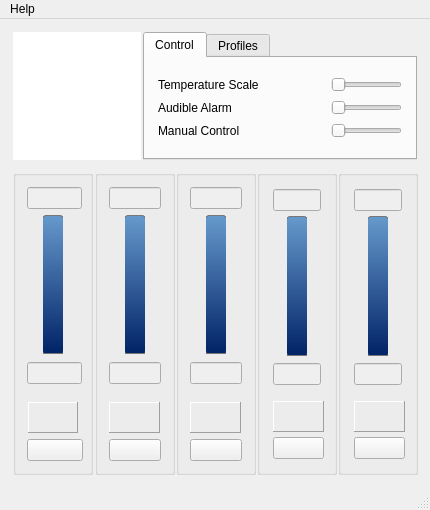
This is gui_mainwindow.ui in Shub77/phoebetria-code as Qt 5 draws it before an edit. The edited form follows.
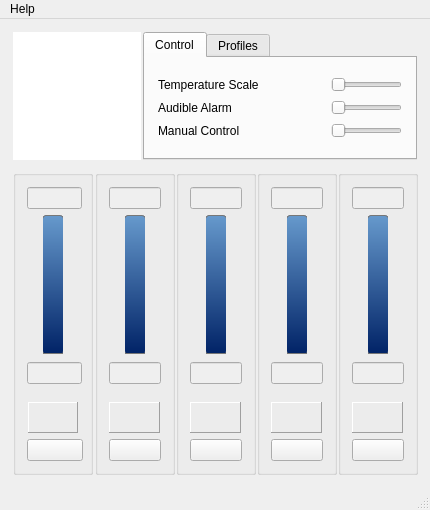
This is the edited form. Icons and pictures are not drawn.

Commit message: Fixed minor layout issue in main dialog.

```diff
--- a/gui_mainwindow.ui
+++ b/gui_mainwindow.ui
@@ -1470,14 +1470,6 @@
         </property>
         <layout class="QVBoxLayout" name="verticalLayout_5">
          <item>
-          <layout class="QVBoxLayout" name="verticalLayout_11">
-           <property name="spacing">
-            <number>5</number>
-           </property>
-           <property name="margin">
-            <number>2</number>
-           </property>
-           <item>
             <layout class="QHBoxLayout" name="horizontalLayout_15">
              <item>
               <widget class="QLineEdit" name="ctrl_probe4Temp">
@@ -1677,8 +1669,8 @@
               <widget class="QLabel" name="label_5">
                <property name="sizePolicy">
                 <sizepolicy hsizetype="Fixed" vsizetype="Fixed">
-                 <horstretch>51</horstretch>
-                 <verstretch>30</verstretch>
+               <horstretch>0</horstretch>
+               <verstretch>0</verstretch>
                 </sizepolicy>
                </property>
                <property name="minimumSize">
@@ -1746,8 +1738,6 @@
             </layout>
            </item>
           </layout>
-         </item>
-        </layout>
        </widget>
       </item>
       <item>
@@ -1772,14 +1762,6 @@
         </property>
         <layout class="QVBoxLayout" name="verticalLayout_3">
          <item>
-          <layout class="QVBoxLayout" name="verticalLayout_12">
-           <property name="spacing">
-            <number>5</number>
-           </property>
-           <property name="margin">
-            <number>2</number>
-           </property>
-           <item>
             <layout class="QHBoxLayout" name="horizontalLayout_31">
              <item>
               <widget class="QLineEdit" name="ctrl_probe5Temp">
@@ -1979,8 +1961,8 @@
               <widget class="QLabel" name="label_8">
                <property name="sizePolicy">
                 <sizepolicy hsizetype="Fixed" vsizetype="Fixed">
-                 <horstretch>51</horstretch>
-                 <verstretch>30</verstretch>
+               <horstretch>0</horstretch>
+               <verstretch>0</verstretch>
                 </sizepolicy>
                </property>
                <property name="minimumSize">
@@ -2044,8 +2026,6 @@
                 <string/>
                </property>
               </widget>
-             </item>
-            </layout>
            </item>
           </layout>
          </item>
```
Left out of the diff: 5 changed lines with no effect on the pictures. Lines whose indentation alone changed are shown as unchanged.
